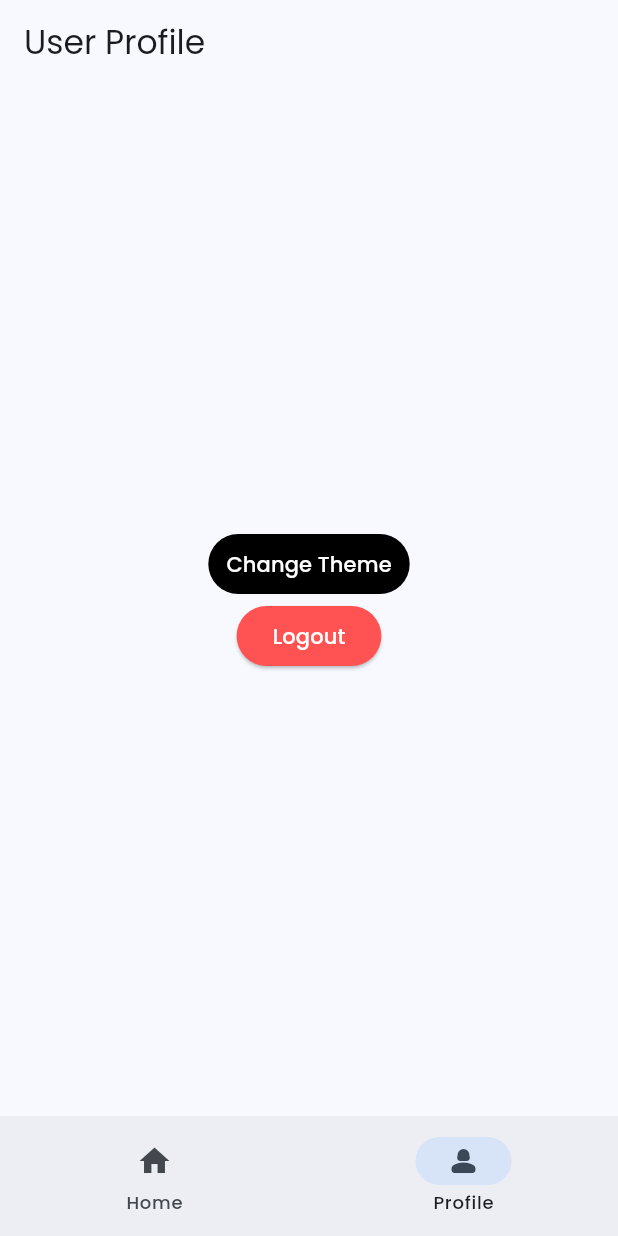
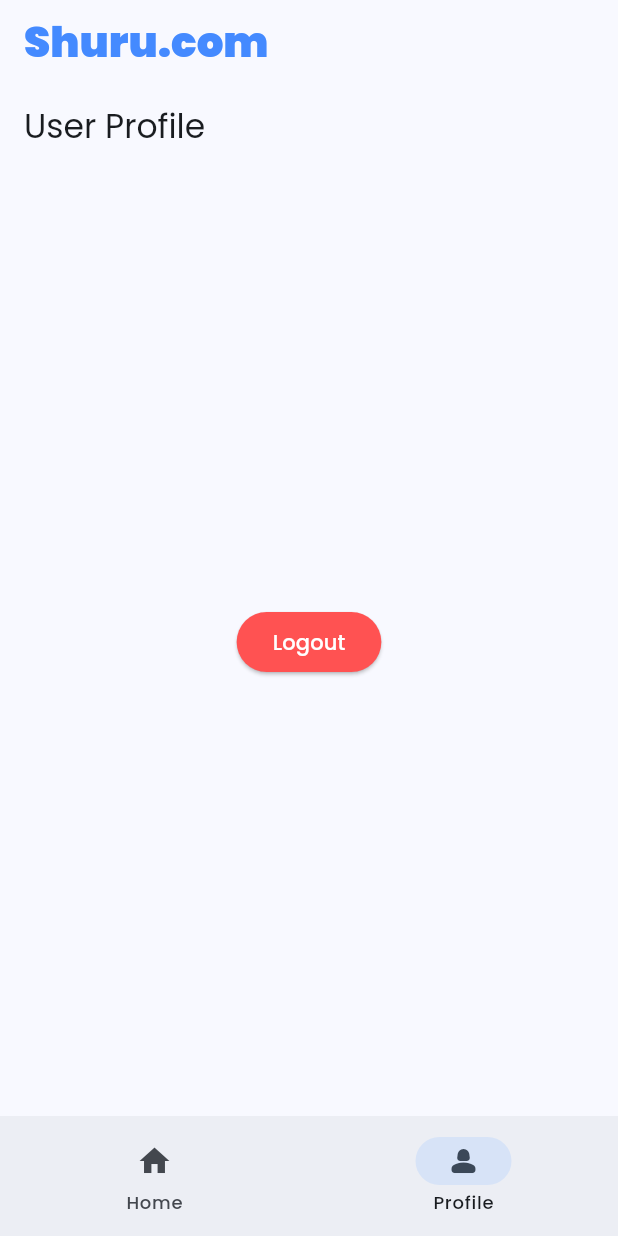
Before and after one commit to harshil-patel-dev/stocksy_app, a Flutter app: the UserProfileView screen opened by its route, on a phone screen of 412 x 824 dp. Run offline on Flutter 3.47's test engine with Material 3 defaults, Android fonts, the phone set to English and light mode, and no system bars; drawn by our look-alikes of flutter_animate, toastification; our stand-ins replace bloc, device_info_plus, dio, equatable, flutter_bloc, flutter_dotenv and 8 more; missing offline and left inert: universal_html; accounts and stored records are empty.

Commit message:
[Fix] Ui changes

```diff
--- a/lib/core/router/app_router.dart
+++ b/lib/core/router/app_router.dart
@@ -1,10 +1,7 @@
-import 'package:stock_trading_app/core/config/dependency_injector.dart';
 import 'package:stock_trading_app/core/constants/app_export.dart';
 import 'package:stock_trading_app/features/Dashboard/view/dashboard_view.dart';
-import 'package:stock_trading_app/features/Dashboard/view/detail.dart';
 import 'package:stock_trading_app/features/Dashboard/view/home_view.dart';
 import 'package:stock_trading_app/features/User/view/user_profile_view.dart';
-import 'package:stock_trading_app/features/authentication/repository/auth_repository.dart';
 import 'package:stock_trading_app/features/splash/splash_screen.dart';
 import '../../features/Login/view/login_view.dart';
 import '../../features/SignUp/view/signup_view.dart';
@@ -102,21 +99,6 @@ class AppRouter {
                     pageBuilder: (context, state) => const NoTransitionPage(
                       child: HomeView(),
                     ),
-                    routes: [
-                      GoRoute(
-                          parentNavigatorKey: _homeNavigatorKey,
-                          name: 'details',
-                          path: 'details',
-                          builder: (context, state) => const DetailsView(),
-                          routes: [
-                            GoRoute(
-                              parentNavigatorKey: _homeNavigatorKey,
-                              name: 'details2',
-                              path: 'details2',
-                              builder: (context, state) => const Details2View(),
-                            )
-                          ]),
-                    ],
                   ),
                 ],
               ),
--- a/lib/features/Dashboard/view/dashboard_view.dart
+++ b/lib/features/Dashboard/view/dashboard_view.dart
@@ -15,6 +15,15 @@ class DashboardScreen extends StatelessWidget {
 
   Scaffold _appDashboardView() {
     return Scaffold(
+      appBar: AppBar(
+        title: const Text(
+          "Shuru.com",
+          style: TextStyle(
+              fontSize: 28,
+              fontWeight: FontWeight.w900,
+              color: Colors.blueAccent),
+        ),
+      ),
       body: navigationShell,
       bottomNavigationBar: NavigationBar(
         selectedIndex: navigationShell.currentIndex,
@@ -45,25 +54,25 @@ class DashboardScreen extends StatelessWidget {
   PreferredSizeWidget _webNavbarView(BuildContext context) {
     return PreferredSize(
       preferredSize: Size(MediaQuery.of(context).size.width, 60),
+      child: Padding(
+        padding: const EdgeInsets.symmetric(horizontal: 20, vertical: 8),
         child: Row(
           children: [
-          Hero(
+            const Hero(
                 tag: AppConstants.AppLogoHeroTag,
-            child: Container(
-              width: 200,
-              height: 60,
-              margin: const EdgeInsets.all(12),
-              child: Image.asset(
-                'assets/icon.png',
-                fit: BoxFit.fitWidth,
-              ),
-            ),
-          ),
+                child: Text(
+                  "Shuru.com",
+                  style: TextStyle(
+                      fontSize: 28,
+                      fontWeight: FontWeight.w900,
+                      color: Colors.blueAccent),
+                )),
             const Spacer(),
             _navButton(context, 'Dashboard', 0),
             _navButton(context, 'Profile', 1),
             const SizedBox(width: 20),
           ],
+        ),
       ),
     );
   }
--- a/lib/features/User/view/user_profile_view.dart
+++ b/lib/features/User/view/user_profile_view.dart
@@ -1,5 +1,5 @@
+import 'package:flutter/foundation.dart';
 import 'package:stock_trading_app/core/constants/app_export.dart';
-import 'package:stock_trading_app/core/themes/app_theme.dart';
 import 'package:stock_trading_app/features/authentication/bloc/auth_bloc.dart';
 
 class UserProfileView extends StatelessWidget {
@@ -8,25 +8,27 @@ class UserProfileView extends StatelessWidget {
   @override
   Widget build(BuildContext context) {
     return Scaffold(
-      appBar: AppBar(
-        title: const Text('User Profile'),
-      ),
+      appBar: !kIsWeb
+          ? AppBar(
+              title: const Text('User Profile'),
+            )
+          : null,
       body: Center(
         child: Column(
           mainAxisAlignment: MainAxisAlignment.center,
           children: [
-            TextButton(
-                style: const ButtonStyle(
-                    foregroundColor: WidgetStatePropertyAll(Colors.white),
-                    backgroundColor: WidgetStatePropertyAll(Colors.black)),
-                onPressed: () {
-                  if (Theme.of(context).brightness == Brightness.dark) {
-                    context.read<ThemeCubit>().updateTheme(ThemeMode.light);
-                  } else {
-                    context.read<ThemeCubit>().updateTheme(ThemeMode.dark);
-                  }
-                },
-                child: const Text('Change Theme')),
+            // TextButton(
+            //     style: const ButtonStyle(
+            //         foregroundColor: WidgetStatePropertyAll(Colors.white),
+            //         backgroundColor: WidgetStatePropertyAll(Colors.black)),
+            //     onPressed: () {
+            //       if (Theme.of(context).brightness == Brightness.dark) {
+            //         context.read<ThemeCubit>().updateTheme(ThemeMode.light);
+            //       } else {
+            //         context.read<ThemeCubit>().updateTheme(ThemeMode.dark);
+            //       }
+            //     },
+            //     child: const Text('Change Theme')),
             ElevatedButton(
                 style: const ButtonStyle(
                     foregroundColor: WidgetStatePropertyAll(Colors.white),
```
Also changed, not shown: lib/features/Dashboard/view/detail.dart (deleted, +0 -69 lines), lib/features/Dashboard/view/home_view.dart (+2 -37 lines), lib/features/splash/splash_screen.dart (+7 -6 lines), 1 other file. Lines whose indentation alone changed are shown as unchanged.
